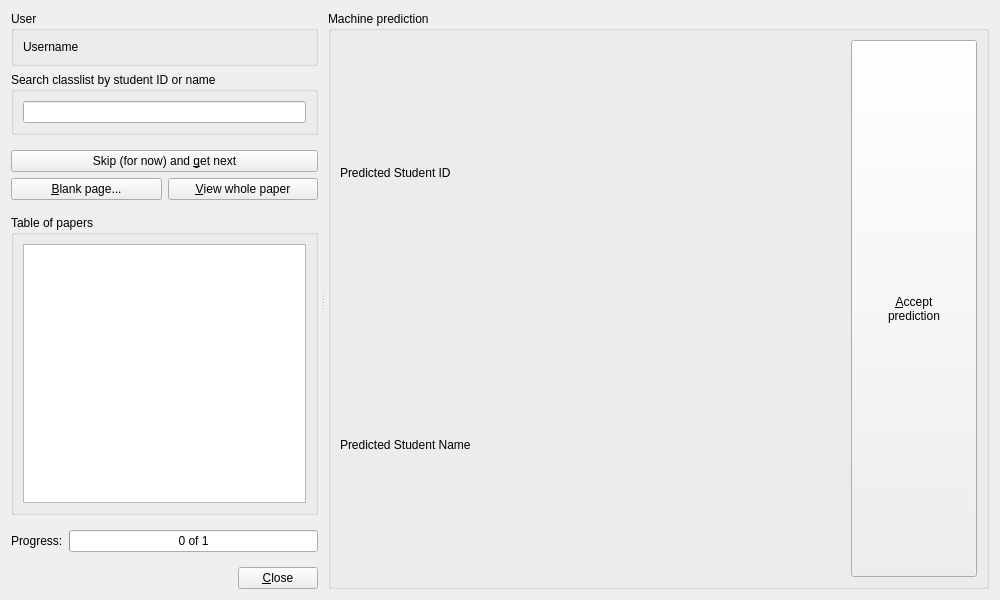
Above: qtCreatorFiles/ui_identify.ui from plomgrading/plom before the change. Below: the same form after it.
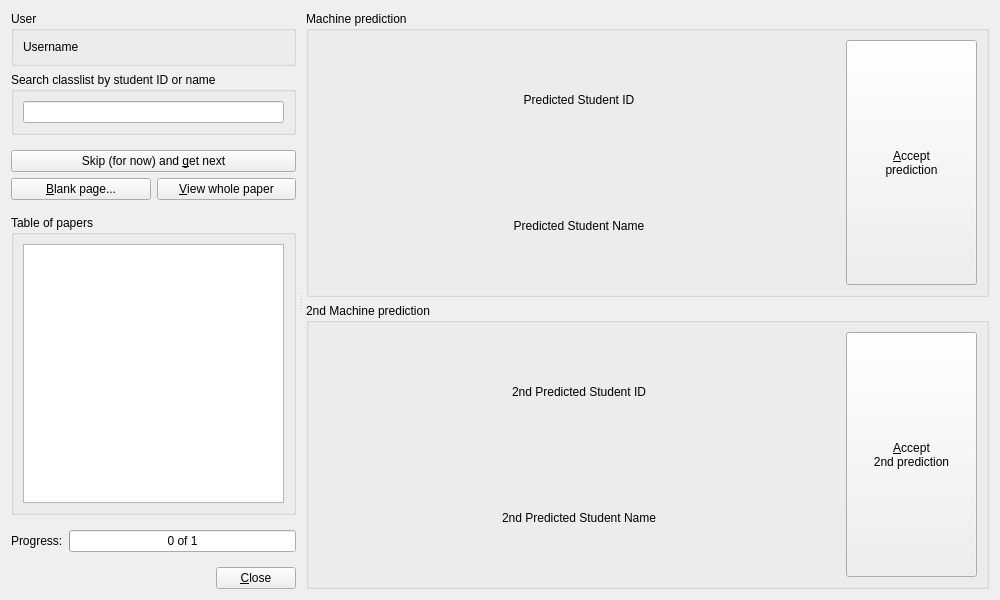
That is the form after the change.

Commit message:
Change Identifier Client UI to show 2 predictions
Colour-code to distinguish between
- prename
- MLLAP matches MLGreedy
- MLLAP doesn't match MLGreedy

Separate box for MLGreedy prediction

Predictor name and certainty are displayed

Fixes #2444

Diff of the .ui file:
```diff
--- a/qtCreatorFiles/ui_identify.ui
+++ b/qtCreatorFiles/ui_identify.ui
@@ -276,6 +276,9 @@
             <property name="text">
              <string>Predicted Student ID</string>
             </property>
+            <property name="alignment">
+             <set>Qt::AlignCenter</set>
+            </property>
            </widget>
           </item>
           <item row="1" column="0">
@@ -289,6 +292,9 @@
             <property name="text">
              <string>Predicted Student Name</string>
             </property>
+            <property name="alignment">
+             <set>Qt::AlignCenter</set>
+            </property>
            </widget>
           </item>
           <item row="0" column="1" rowspan="2">
@@ -308,6 +314,67 @@
          </layout>
         </widget>
        </item>
+       <item>
+        <widget class="QGroupBox" name="predictionBox1">
+         <property name="sizePolicy">
+          <sizepolicy hsizetype="Preferred" vsizetype="Preferred">
+           <horstretch>0</horstretch>
+           <verstretch>1</verstretch>
+          </sizepolicy>
+         </property>
+         <property name="title">
+          <string>2nd Machine prediction</string>
+         </property>
+         <layout class="QGridLayout" name="gridLayout_6">
+          <item row="0" column="0">
+           <widget class="QLabel" name="pSIDLabel1">
+            <property name="sizePolicy">
+             <sizepolicy hsizetype="Expanding" vsizetype="Preferred">
+              <horstretch>4</horstretch>
+              <verstretch>0</verstretch>
+             </sizepolicy>
+            </property>
+            <property name="text">
+             <string>2nd Predicted Student ID</string>
+            </property>
+            <property name="alignment">
+             <set>Qt::AlignCenter</set>
+            </property>
+           </widget>
+          </item>
+          <item row="1" column="0">
+           <widget class="QLabel" name="pNameLabel1">
+            <property name="sizePolicy">
+             <sizepolicy hsizetype="Expanding" vsizetype="Preferred">
+              <horstretch>4</horstretch>
+              <verstretch>0</verstretch>
+             </sizepolicy>
+            </property>
+            <property name="text">
+             <string>2nd Predicted Student Name</string>
+            </property>
+            <property name="alignment">
+             <set>Qt::AlignCenter</set>
+            </property>
+           </widget>
+          </item>
+          <item row="0" column="1" rowspan="2">
+           <widget class="QPushButton" name="predButton1">
+            <property name="sizePolicy">
+             <sizepolicy hsizetype="Expanding" vsizetype="Expanding">
+              <horstretch>1</horstretch>
+              <verstretch>1</verstretch>
+             </sizepolicy>
+            </property>
+            <property name="text">
+             <string>&amp;Accept
+2nd prediction</string>
+            </property>
+           </widget>
+          </item>
+         </layout>
+        </widget>
+       </item>
       </layout>
      </widget>
     </widget>
```
Left out of the diff: 8 changed lines with no effect on the pictures. The commit also changes 2 other files.
